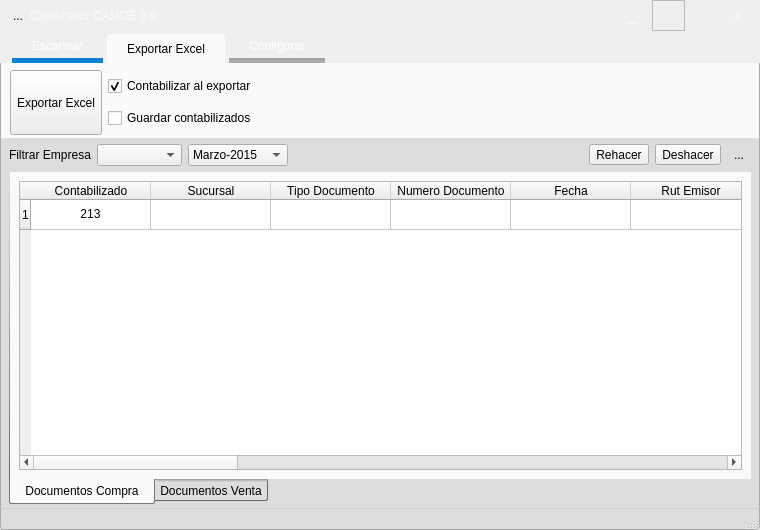
Qt form GUI/mainWindow.ui (firenessmax/bte001) before a commit.
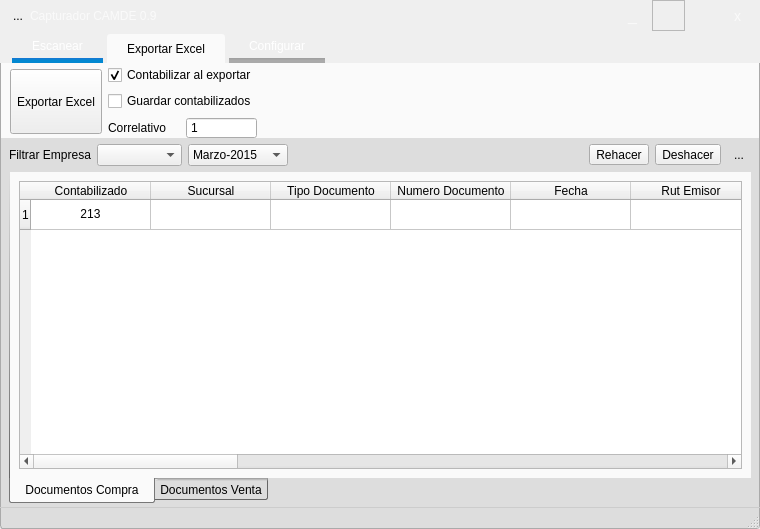
The same form after that commit. The open tabs and pages were chosen to show the change. Icons and pictures are not drawn.

```diff
--- a/GUI/mainWindow.ui
+++ b/GUI/mainWindow.ui
@@ -7,7 +7,7 @@
     <x>0</x>
     <y>0</y>
     <width>760</width>
-    <height>530</height>
+    <height>529</height>
    </rect>
   </property>
   <property name="windowTitle">
@@ -644,6 +644,39 @@
                   </property>
                  </widget>
                 </item>
+                <item>
+                 <layout class="QHBoxLayout" name="horizontalLayout_4">
+                  <item>
+                   <widget class="QLabel" name="label_6">
+                    <property name="text">
+                     <string>Correlativo</string>
+                    </property>
+                   </widget>
+                  </item>
+                  <item>
+                   <widget class="QDoubleSpinBox" name="correlativoDoubleSpinBox">
+                    <property name="buttonSymbols">
+                     <enum>QAbstractSpinBox::NoButtons</enum>
+                    </property>
+                    <property name="decimals">
+                     <number>0</number>
+                    </property>
+                    <property name="minimum">
+                     <double>0.000000000000000</double>
+                    </property>
+                    <property name="maximum">
+                     <double>1999999999.000000000000000</double>
+                    </property>
+                    <property name="singleStep">
+                     <double>1.000000000000000</double>
+                    </property>
+                    <property name="value">
+                     <double>1.000000000000000</double>
+                    </property>
+                   </widget>
+                  </item>
+                 </layout>
+                </item>
                </layout>
               </item>
               <item row="0" column="0">
```
Left out of the diff: 25 changed lines with no effect on the pictures.
